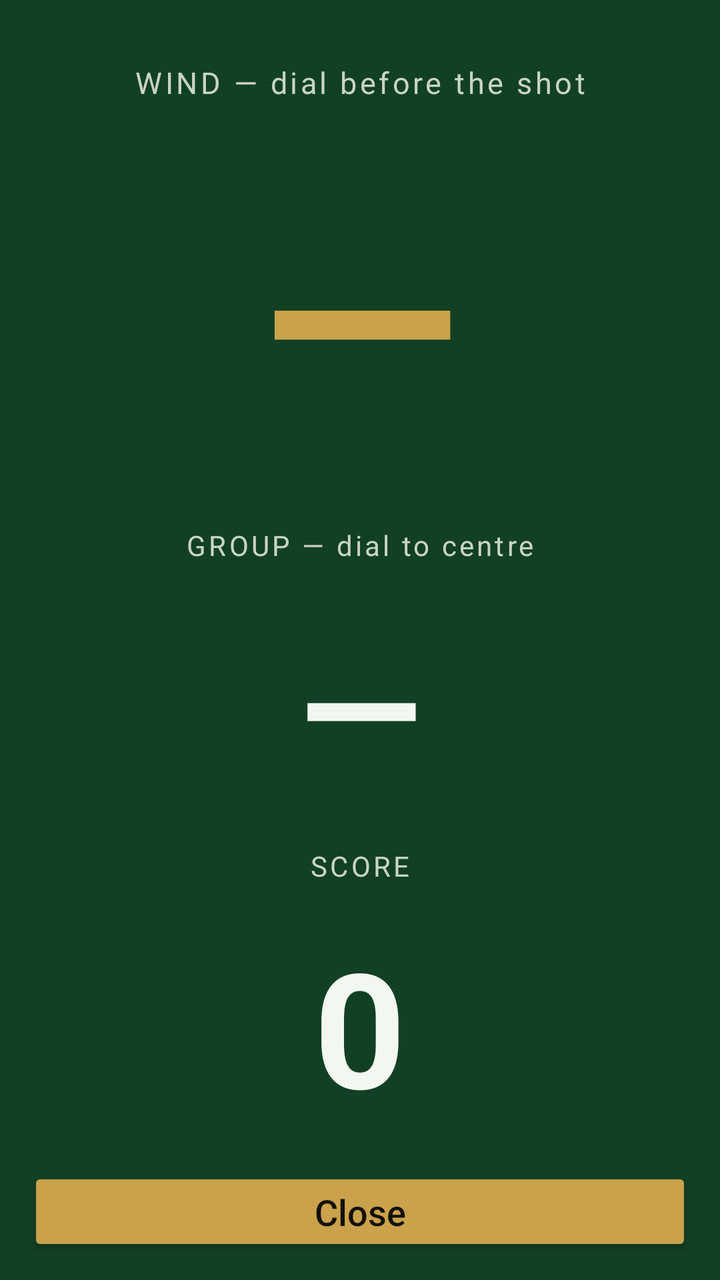
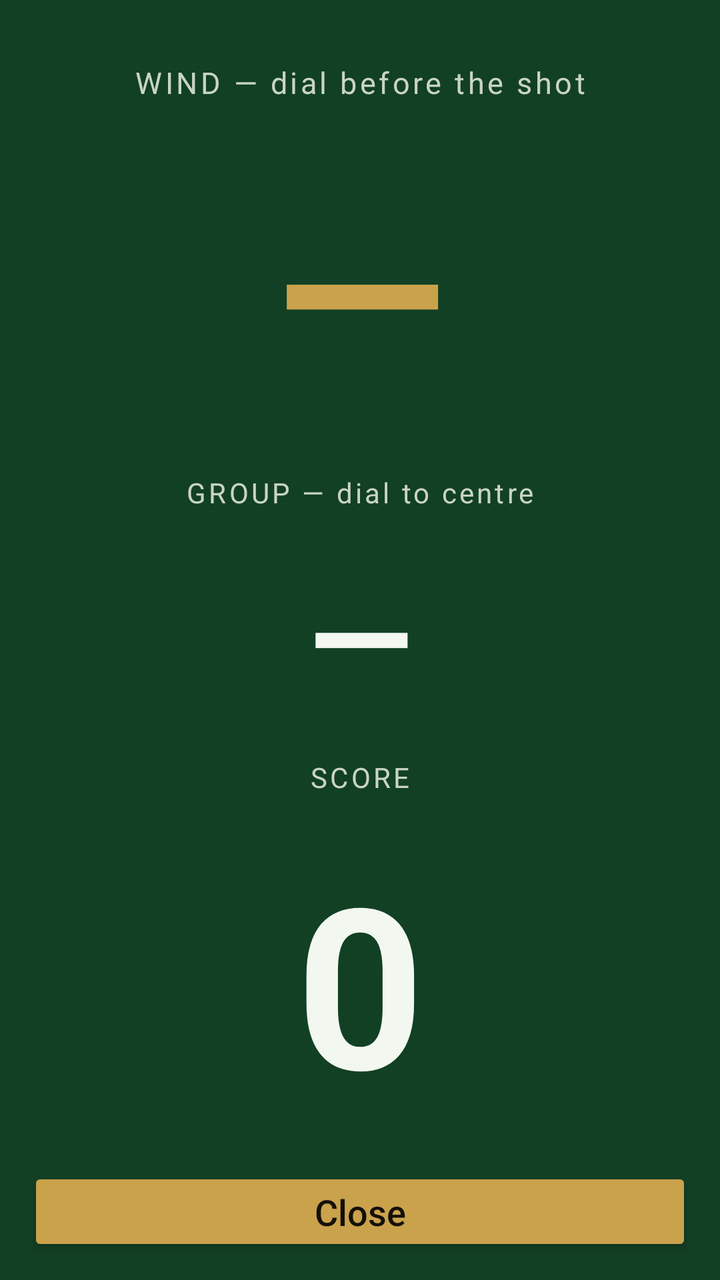

Before-and-after screenshots of an Android layout around one commit, followed by the original layout XML and the change that was made.
<!-- AndroidManifest.xml: application theme Theme.BAS -->
<!-- res/layout/activity_range.xml -->
<?xml version="1.0" encoding="utf-8"?>
<LinearLayout xmlns:android="http://schemas.android.com/apk/res/android"
    android:layout_width="match_parent"
    android:layout_height="match_parent"
    android:orientation="vertical"
    android:background="?android:attr/colorBackground"
    android:padding="12dp">

    <TextView android:id="@+id/tvRangeStatus"
        android:layout_width="match_parent" android:layout_height="wrap_content"
        android:textColor="?android:attr/textColorSecondary" android:textSize="14sp"
        android:gravity="end" android:text="" />

    <TextView android:layout_width="match_parent" android:layout_height="wrap_content"
        android:textColor="?android:attr/textColorSecondary" android:textSize="15sp"
        android:letterSpacing="0.1" android:text="WIND — dial before the shot" android:gravity="center" />
    <TextView android:id="@+id/tvRangeWind"
        android:layout_width="match_parent" android:layout_height="0dp" android:layout_weight="1.5"
        android:textColor="?attr/colorAccent" android:textSize="96sp" android:textStyle="bold"
        android:gravity="center" android:text="—" android:autoSizeTextType="uniform"
        android:autoSizeMinTextSize="32sp" android:autoSizeMaxTextSize="130sp" />

    <TextView android:layout_width="match_parent" android:layout_height="wrap_content"
        android:textColor="?android:attr/textColorSecondary" android:textSize="14sp"
        android:letterSpacing="0.1" android:text="GROUP — dial to centre" android:gravity="center" />
    <TextView android:id="@+id/tvRangeCorrection"
        android:layout_width="match_parent" android:layout_height="0dp" android:layout_weight="1"
        android:textColor="?android:attr/textColorPrimary" android:textSize="56sp" android:textStyle="bold"
        android:gravity="center" android:text="—" android:autoSizeTextType="uniform"
        android:autoSizeMinTextSize="24sp" android:autoSizeMaxTextSize="80sp" />

    <TextView android:layout_width="match_parent" android:layout_height="wrap_content"
        android:textColor="?android:attr/textColorSecondary" android:textSize="14sp"
        android:letterSpacing="0.1" android:text="SCORE" android:gravity="center" />
    <TextView android:id="@+id/tvRangeScore"
        android:layout_width="match_parent" android:layout_height="0dp" android:layout_weight="1"
        android:textColor="?android:attr/textColorPrimary" android:textSize="56sp" android:textStyle="bold"
        android:gravity="center" android:text="0" android:autoSizeTextType="uniform"
        android:autoSizeMinTextSize="24sp" android:autoSizeMaxTextSize="80sp" />

    <Button android:id="@+id/btnRangeClose"
        android:layout_width="match_parent" android:layout_height="wrap_content"
        android:text="Close" android:textSize="18sp"
        style="@style/Sts.ActionButton" />
</LinearLayout>
<!-- resources referenced by this layout -->
<resources>
  <style name="Sts.ActionButton" parent="Widget.AppCompat.Button">
          <item name="android:textAllCaps">false</item>
          <item name="android:textSize">14sp</item>
          <item name="android:minHeight">44dp</item>
          <item name="android:paddingLeft">10dp</item>
          <item name="android:paddingRight">10dp</item>
          <item name="android:layout_marginStart">2dp</item>
          <item name="android:layout_marginEnd">2dp</item>
      </style>
  <style name="Theme.BAS" parent="Theme.BAS.Dark" />
  <style name="Theme.BAS.Dark" parent="Theme.BAS.Base">
          <item name="android:windowBackground">@color/dark_bg</item>
          <item name="colorSurface">@color/dark_surface</item>
          <item name="colorPrimary">@color/dark_accent</item>
          <item name="colorSecondary">@color/dark_accent</item>
          <item name="colorAccent">@color/dark_accent</item>
          <item name="colorOnPrimary">@color/dark_on_accent</item>
          <item name="colorOnSecondary">@color/dark_on_accent</item>
          <item name="android:colorBackground">@color/dark_surface</item>
          <item name="android:textColorPrimary">@color/dark_text</item>
          <item name="android:textColorSecondary">@color/dark_text_dim</item>
          <item name="android:textColorTertiary">#C9D4C6</item>
          <item name="android:textColorHint">#A6B2A4</item>
          <item name="colorOnSurface">@color/dark_text</item>
          <item name="colorOnBackground">@color/dark_text</item>
      </style>
  <style name="Theme.BAS.Base" parent="Theme.MaterialComponents.NoActionBar">
          <item name="android:statusBarColor">@color/dark_bg</item>
      </style>
  <color name="dark_bg">#0B2818</color>
  <color name="dark_surface">#124024</color>
  <color name="dark_accent">#C9A24B</color>
  <color name="dark_on_accent">#141008</color>
  <color name="dark_text">#F2F7F0</color>
  <color name="dark_text_dim">#C9D4C6</color>
</resources>

<!-- the commit's change to res/layout/activity_range.xml (unified diff, before → after) -->
@@ -16,27 +16,27 @@
         android:letterSpacing="0.1" android:text="WIND — dial before the shot" android:gravity="center" />
     <TextView android:id="@+id/tvRangeWind"
         android:layout_width="match_parent" android:layout_height="0dp" android:layout_weight="1.5"
-        android:textColor="?attr/colorAccent" android:textSize="96sp" android:textStyle="bold"
+        android:textColor="?attr/colorAccent" android:textSize="84sp" android:textStyle="bold"
         android:gravity="center" android:text="—" android:autoSizeTextType="uniform"
-        android:autoSizeMinTextSize="32sp" android:autoSizeMaxTextSize="130sp" />
+        android:autoSizeMinTextSize="30sp" android:autoSizeMaxTextSize="112sp" />
 
     <TextView android:layout_width="match_parent" android:layout_height="wrap_content"
         android:textColor="?android:attr/textColorSecondary" android:textSize="14sp"
         android:letterSpacing="0.1" android:text="GROUP — dial to centre" android:gravity="center" />
     <TextView android:id="@+id/tvRangeCorrection"
         android:layout_width="match_parent" android:layout_height="0dp" android:layout_weight="1"
-        android:textColor="?android:attr/textColorPrimary" android:textSize="56sp" android:textStyle="bold"
+        android:textColor="?android:attr/textColorPrimary" android:textSize="48sp" android:textStyle="bold"
         android:gravity="center" android:text="—" android:autoSizeTextType="uniform"
-        android:autoSizeMinTextSize="24sp" android:autoSizeMaxTextSize="80sp" />
+        android:autoSizeMinTextSize="22sp" android:autoSizeMaxTextSize="68sp" />
 
     <TextView android:layout_width="match_parent" android:layout_height="wrap_content"
         android:textColor="?android:attr/textColorSecondary" android:textSize="14sp"
         android:letterSpacing="0.1" android:text="SCORE" android:gravity="center" />
     <TextView android:id="@+id/tvRangeScore"
-        android:layout_width="match_parent" android:layout_height="0dp" android:layout_weight="1"
-        android:textColor="?android:attr/textColorPrimary" android:textSize="56sp" android:textStyle="bold"
+        android:layout_width="match_parent" android:layout_height="0dp" android:layout_weight="1.5"
+        android:textColor="?android:attr/textColorPrimary" android:textSize="84sp" android:textStyle="bold"
         android:gravity="center" android:text="0" android:autoSizeTextType="uniform"
-        android:autoSizeMinTextSize="24sp" android:autoSizeMaxTextSize="80sp" />
+        android:autoSizeMinTextSize="30sp" android:autoSizeMaxTextSize="112sp" />
 
     <Button android:id="@+id/btnRangeClose"
         android:layout_width="match_parent" android:layout_height="wrap_content"
